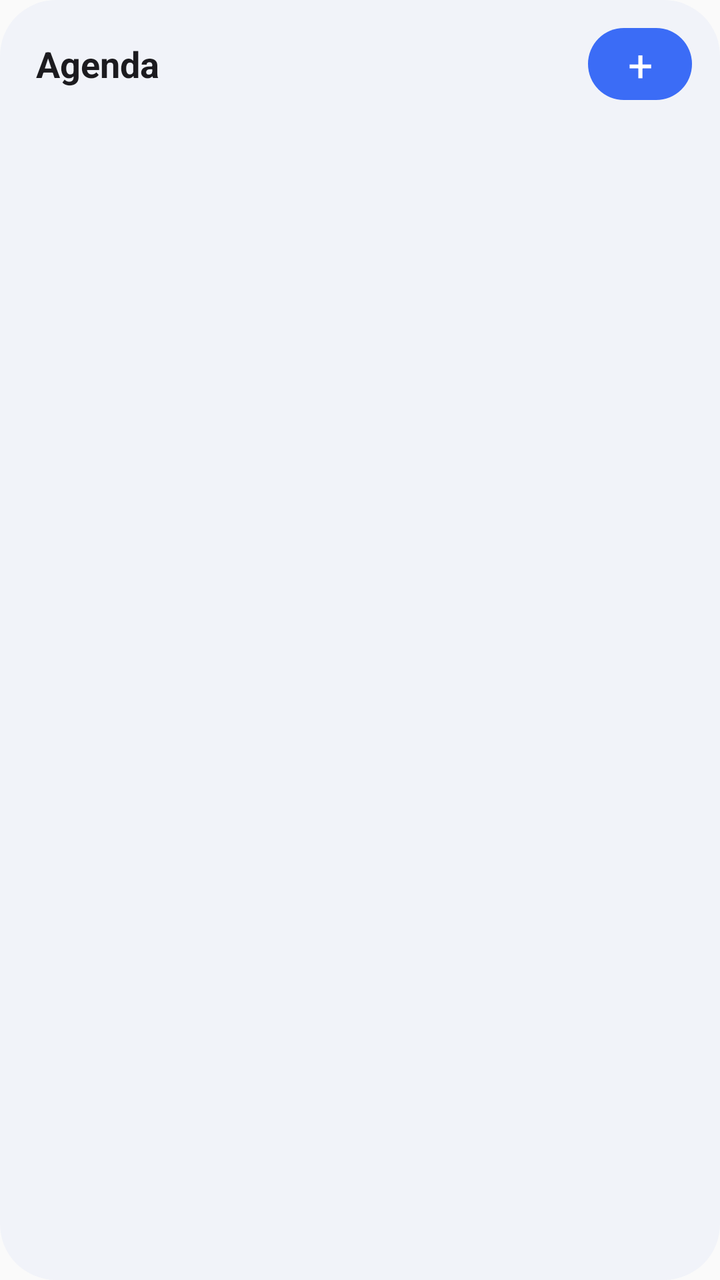
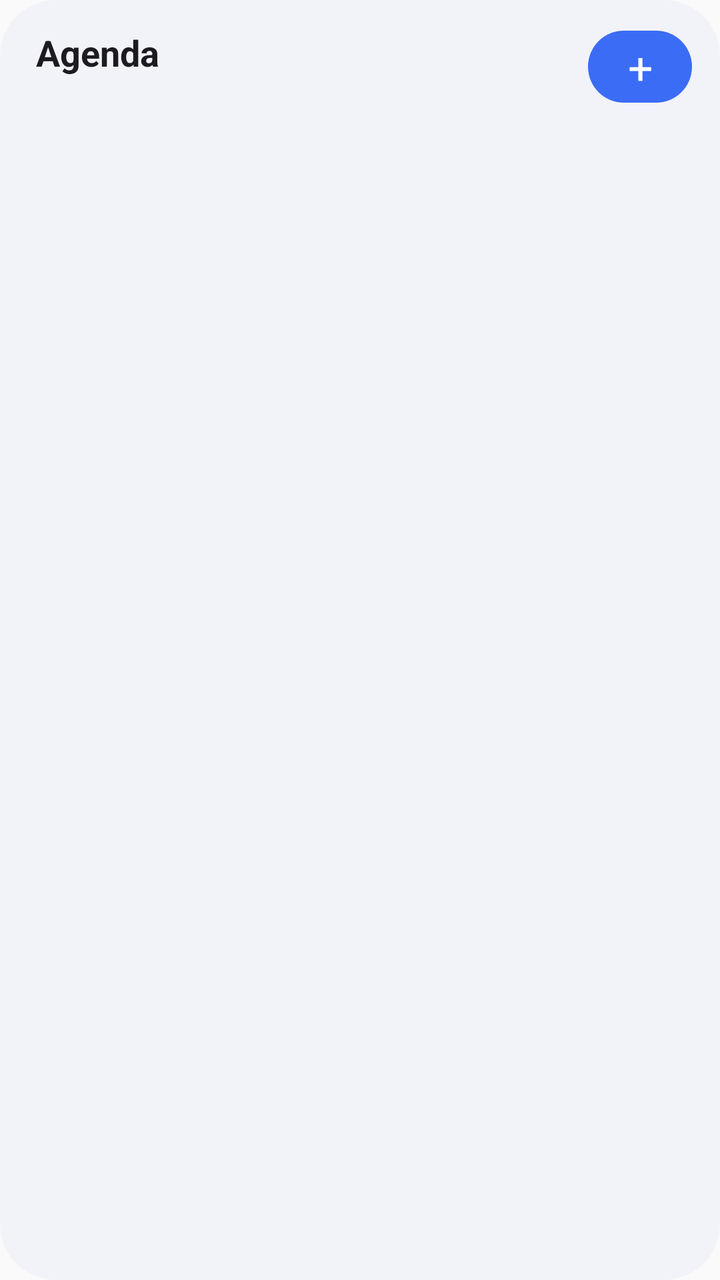

Compare the two renders of this Android layout. The source of the first and the diff that turns it into the second are given below.
<!-- AndroidManifest.xml: application theme AppTheme -->
<!-- res/layout/widget_agenda.xml -->
<?xml version="1.0" encoding="utf-8"?>
<LinearLayout xmlns:android="http://schemas.android.com/apk/res/android"
    android:id="@+id/root"
    android:layout_width="match_parent"
    android:layout_height="match_parent"
    android:orientation="vertical"
    android:padding="14dp"
    android:background="@drawable/ag_bg">
    <LinearLayout android:layout_width="match_parent" android:layout_height="wrap_content"
        android:orientation="horizontal" android:gravity="center_vertical">
        <TextView android:id="@+id/mh" android:layout_width="0dp" android:layout_height="wrap_content" android:layout_weight="1"
            android:layout_marginStart="4dp" android:text="Agenda" android:textColor="@color/ag_text"
            android:textSize="18sp" android:textStyle="bold" android:maxLines="1"/>
        <TextView android:id="@+id/plus" android:layout_width="52dp" android:layout_height="36dp"
            android:background="@drawable/ag_plus" android:gravity="center" android:text="+"
            android:textColor="#FFFFFF" android:textSize="22sp"/>
    </LinearLayout>
    <LinearLayout android:id="@+id/a1" android:layout_width="match_parent" android:layout_height="wrap_content"
        android:orientation="horizontal" android:layout_marginTop="6dp" android:visibility="gone">
        <FrameLayout android:layout_width="44dp" android:layout_height="wrap_content" android:layout_gravity="top">
            <TextView android:id="@+id/a1dt" android:layout_width="38dp" android:layout_height="38dp"
                android:background="@drawable/ag_circle" android:gravity="center" android:textColor="#FFFFFF"
                android:textSize="12sp" android:textStyle="bold" android:visibility="gone"/>
            <TextView android:id="@+id/a1do" android:layout_width="38dp" android:layout_height="wrap_content"
                android:gravity="center" android:textColor="@color/ag_text" android:textSize="12sp"
                android:visibility="gone"/>
        </FrameLayout>
        <FrameLayout android:layout_width="0dp" android:layout_height="wrap_content" android:layout_weight="1">
            <ImageView android:id="@+id/a1bg" android:layout_width="match_parent" android:layout_height="match_parent"
                android:src="@drawable/ag_pill" android:scaleType="fitXY"/>
            <LinearLayout android:layout_width="match_parent" android:layout_height="wrap_content"
                android:orientation="vertical" android:paddingStart="14dp" android:paddingEnd="14dp"
                android:paddingTop="8dp" android:paddingBottom="8dp">
                <TextView android:id="@+id/a1t" android:layout_width="match_parent" android:layout_height="wrap_content"
                    android:textColor="#FFFFFF" android:textSize="13sp" android:textStyle="bold" android:maxLines="1" android:ellipsize="end"/>
                <TextView android:id="@+id/a1s" android:layout_width="match_parent" android:layout_height="wrap_content"
                    android:textColor="#E6FFFFFF" android:textSize="12sp" android:maxLines="1" android:ellipsize="end"/>
            </LinearLayout>
        </FrameLayout>
    </LinearLayout>
    <LinearLayout android:id="@+id/a2" android:layout_width="match_parent" android:layout_height="wrap_content"
        android:orientation="horizontal" android:layout_marginTop="6dp" android:visibility="gone">
        <FrameLayout android:layout_width="44dp" android:layout_height="wrap_content" android:layout_gravity="top">
            <TextView android:id="@+id/a2dt" android:layout_width="38dp" android:layout_height="38dp"
                android:background="@drawable/ag_circle" android:gravity="center" android:textColor="#FFFFFF"
                android:textSize="12sp" android:textStyle="bold" android:visibility="gone"/>
            <TextView android:id="@+id/a2do" android:layout_width="38dp" android:layout_height="wrap_content"
                android:gravity="center" android:textColor="@color/ag_text" android:textSize="12sp"
                android:visibility="gone"/>
        </FrameLayout>
        <FrameLayout android:layout_width="0dp" android:layout_height="wrap_content" android:layout_weight="1">
            <ImageView android:id="@+id/a2bg" android:layout_width="match_parent" android:layout_height="match_parent"
                android:src="@drawable/ag_pill" android:scaleType="fitXY"/>
            <LinearLayout android:layout_width="match_parent" android:layout_height="wrap_content"
                android:orientation="vertical" android:paddingStart="14dp" android:paddingEnd="14dp"
                android:paddingTop="8dp" android:paddingBottom="8dp">
                <TextView android:id="@+id/a2t" android:layout_width="match_parent" android:layout_height="wrap_content"
                    android:textColor="#FFFFFF" android:textSize="13sp" android:textStyle="bold" android:maxLines="1" android:ellipsize="end"/>
                <TextView android:id="@+id/a2s" android:layout_width="match_parent" android:layout_height="wrap_content"
                    android:textColor="#E6FFFFFF" android:textSize="12sp" android:maxLines="1" android:ellipsize="end"/>
            </LinearLayout>
        </FrameLayout>
    </LinearLayout>
    <LinearLayout android:id="@+id/a3" android:layout_width="match_parent" android:layout_height="wrap_content"
        android:orientation="horizontal" android:layout_marginTop="6dp" android:visibility="gone">
        <FrameLayout android:layout_width="44dp" android:layout_height="wrap_content" android:layout_gravity="top">
            <TextView android:id="@+id/a3dt" android:layout_width="38dp" android:layout_height="38dp"
                android:background="@drawable/ag_circle" android:gravity="center" android:textColor="#FFFFFF"
                android:textSize="12sp" android:textStyle="bold" android:visibility="gone"/>
            <TextView android:id="@+id/a3do" android:layout_width="38dp" android:layout_height="wrap_content"
                android:gravity="center" android:textColor="@color/ag_text" android:textSize="12sp"
                android:visibility="gone"/>
        </FrameLayout>
        <FrameLayout android:layout_width="0dp" android:layout_height="wrap_content" android:layout_weight="1">
            <ImageView android:id="@+id/a3bg" android:layout_width="match_parent" android:layout_height="match_parent"
                android:src="@drawable/ag_pill" android:scaleType="fitXY"/>
            <LinearLayout android:layout_width="match_parent" android:layout_height="wrap_content"
                android:orientation="vertical" android:paddingStart="14dp" android:paddingEnd="14dp"
                android:paddingTop="8dp" android:paddingBottom="8dp">
                <TextView android:id="@+id/a3t" android:layout_width="match_parent" android:layout_height="wrap_content"
                    android:textColor="#FFFFFF" android:textSize="13sp" android:textStyle="bold" android:maxLines="1" android:ellipsize="end"/>
                <TextView android:id="@+id/a3s" android:layout_width="match_parent" android:layout_height="wrap_content"
                    android:textColor="#E6FFFFFF" android:textSize="12sp" android:maxLines="1" android:ellipsize="end"/>
            </LinearLayout>
        </FrameLayout>
    </LinearLayout>
    <LinearLayout android:id="@+id/a4" android:layout_width="match_parent" android:layout_height="wrap_content"
        android:orientation="horizontal" android:layout_marginTop="6dp" android:visibility="gone">
        <FrameLayout android:layout_width="44dp" android:layout_height="wrap_content" android:layout_gravity="top">
            <TextView android:id="@+id/a4dt" android:layout_width="38dp" android:layout_height="38dp"
                android:background="@drawable/ag_circle" android:gravity="center" android:textColor="#FFFFFF"
                android:textSize="12sp" android:textStyle="bold" android:visibility="gone"/>
            <TextView android:id="@+id/a4do" android:layout_width="38dp" android:layout_height="wrap_content"
                android:gravity="center" android:textColor="@color/ag_text" android:textSize="12sp"
                android:visibility="gone"/>
        </FrameLayout>
        <FrameLayout android:layout_width="0dp" android:layout_height="wrap_content" android:layout_weight="1">
            <ImageView android:id="@+id/a4bg" android:layout_width="match_parent" android:layout_height="match_parent"
                android:src="@drawable/ag_pill" android:scaleType="fitXY"/>
            <LinearLayout android:layout_width="match_parent" android:layout_height="wrap_content"
                android:orientation="vertical" android:paddingStart="14dp" android:paddingEnd="14dp"
                android:paddingTop="8dp" android:paddingBottom="8dp">
                <TextView android:id="@+id/a4t" android:layout_width="match_parent" android:layout_height="wrap_content"
                    android:textColor="#FFFFFF" android:textSize="13sp" android:textStyle="bold" android:maxLines="1" android:ellipsize="end"/>
                <TextView android:id="@+id/a4s" android:layout_width="match_parent" android:layout_height="wrap_content"
                    android:textColor="#E6FFFFFF" android:textSize="12sp" android:maxLines="1" android:ellipsize="end"/>
            </LinearLayout>
        </FrameLayout>
    </LinearLayout>
    <LinearLayout android:id="@+id/a5" android:layout_width="match_parent" android:layout_height="wrap_content"
        android:orientation="horizontal" android:layout_marginTop="6dp" android:visibility="gone">
        <FrameLayout android:layout_width="44dp" android:layout_height="wrap_content" android:layout_gravity="top">
            <TextView android:id="@+id/a5dt" android:layout_width="38dp" android:layout_height="38dp"
                android:background="@drawable/ag_circle" android:gravity="center" android:textColor="#FFFFFF"
                android:textSize="12sp" android:textStyle="bold" android:visibility="gone"/>
            <TextView android:id="@+id/a5do" android:layout_width="38dp" android:layout_height="wrap_content"
                android:gravity="center" android:textColor="@color/ag_text" android:textSize="12sp"
                android:visibility="gone"/>
        </FrameLayout>
        <FrameLayout android:layout_width="0dp" android:layout_height="wrap_content" android:layout_weight="1">
            <ImageView android:id="@+id/a5bg" android:layout_width="match_parent" android:layout_height="match_parent"
                android:src="@drawable/ag_pill" android:scaleType="fitXY"/>
            <LinearLayout android:layout_width="match_parent" android:layout_height="wrap_content"
                android:orientation="vertical" android:paddingStart="14dp" android:paddingEnd="14dp"
                android:paddingTop="8dp" android:paddingBottom="8dp">
                <TextView android:id="@+id/a5t" android:layout_width="match_parent" android:layout_height="wrap_content"
                    android:textColor="#FFFFFF" android:textSize="13sp" android:textStyle="bold" android:maxLines="1" android:ellipsize="end"/>
                <TextView android:id="@+id/a5s" android:layout_width="match_parent" android:layout_height="wrap_content"
                    android:textColor="#E6FFFFFF" android:textSize="12sp" android:maxLines="1" android:ellipsize="end"/>
            </LinearLayout>
        </FrameLayout>
    </LinearLayout>
    <LinearLayout android:id="@+id/a6" android:layout_width="match_parent" android:layout_height="wrap_content"
        android:orientation="horizontal" android:layout_marginTop="6dp" android:visibility="gone">
        <FrameLayout android:layout_width="44dp" android:layout_height="wrap_content" android:layout_gravity="top">
            <TextView android:id="@+id/a6dt" android:layout_width="38dp" android:layout_height="38dp"
                android:background="@drawable/ag_circle" android:gravity="center" android:textColor="#FFFFFF"
                android:textSize="12sp" android:textStyle="bold" android:visibility="gone"/>
            <TextView android:id="@+id/a6do" android:layout_width="38dp" android:layout_height="wrap_content"
                android:gravity="center" android:textColor="@color/ag_text" android:textSize="12sp"
                android:visibility="gone"/>
        </FrameLayout>
        <FrameLayout android:layout_width="0dp" android:layout_height="wrap_content" android:layout_weight="1">
            <ImageView android:id="@+id/a6bg" android:layout_width="match_parent" android:layout_height="match_parent"
                android:src="@drawable/ag_pill" android:scaleType="fitXY"/>
            <LinearLayout android:layout_width="match_parent" android:layout_height="wrap_content"
                android:orientation="vertical" android:paddingStart="14dp" android:paddingEnd="14dp"
                android:paddingTop="8dp" android:paddingBottom="8dp">
                <TextView android:id="@+id/a6t" android:layout_width="match_parent" android:layout_height="wrap_content"
                    android:textColor="#FFFFFF" android:textSize="13sp" android:textStyle="bold" android:maxLines="1" android:ellipsize="end"/>
                <TextView android:id="@+id/a6s" android:layout_width="match_parent" android:layout_height="wrap_content"
                    android:textColor="#E6FFFFFF" android:textSize="12sp" android:maxLines="1" android:ellipsize="end"/>
            </LinearLayout>
        </FrameLayout>
    </LinearLayout>
    <TextView android:id="@+id/empty" android:layout_width="match_parent" android:layout_height="wrap_content"
        android:layout_marginTop="10dp" android:textColor="@color/ag_muted" android:textSize="13sp" android:visibility="gone"/>
</LinearLayout>
<!-- resources referenced by this layout -->
<resources>
  <color name="ag_muted">#5F6368</color>
  <color name="ag_text">#1C1B1F</color>
  <!-- drawable ag_bg (drawable) -->
  <?xml version="1.0" encoding="utf-8"?>
  <shape xmlns:android="http://schemas.android.com/apk/res/android" android:shape="rectangle">
      <solid android:color="@color/ag_bg"/>
      <corners android:radius="28dp"/>
  </shape>
  <!-- drawable ag_circle (drawable) -->
  <?xml version="1.0" encoding="utf-8"?>
  <shape xmlns:android="http://schemas.android.com/apk/res/android" android:shape="oval">
      <solid android:color="@color/ag_accent"/>
  </shape>
  <!-- drawable ag_pill (drawable) -->
  <?xml version="1.0" encoding="utf-8"?>
  <shape xmlns:android="http://schemas.android.com/apk/res/android" android:shape="rectangle">
      <solid android:color="#FFFFFFFF"/>
      <corners android:radius="16dp"/>
  </shape>
  <!-- drawable ag_plus (drawable) -->
  <?xml version="1.0" encoding="utf-8"?>
  <shape xmlns:android="http://schemas.android.com/apk/res/android" android:shape="rectangle">
      <solid android:color="@color/ag_accent"/>
      <corners android:radius="20dp"/>
  </shape>
  <style name="AppTheme" parent="Theme.AppCompat.Light.DarkActionBar">
          
          <item name="colorPrimary">@color/colorPrimary</item>
          <item name="colorPrimaryDark">@color/colorPrimaryDark</item>
          <item name="colorAccent">@color/colorAccent</item>
      </style>
  <color name="ag_bg">#F1F3F9</color>
  <color name="ag_accent">#3B6CF6</color>
</resources>

<!-- the commit's change to res/layout/widget_agenda.xml (unified diff, before → after) -->
@@ -8,151 +8,23 @@
     android:background="@drawable/ag_bg">
     <LinearLayout android:layout_width="match_parent" android:layout_height="wrap_content"
         android:orientation="horizontal" android:gravity="center_vertical">
-        <TextView android:id="@+id/mh" android:layout_width="0dp" android:layout_height="wrap_content" android:layout_weight="1"
-            android:layout_marginStart="4dp" android:text="Agenda" android:textColor="@color/ag_text"
-            android:textSize="18sp" android:textStyle="bold" android:maxLines="1"/>
+        <LinearLayout android:layout_width="0dp" android:layout_height="wrap_content" android:layout_weight="1"
+            android:orientation="vertical" android:layout_marginStart="4dp">
+            <TextView android:id="@+id/mh" android:layout_width="match_parent" android:layout_height="wrap_content"
+                android:text="Agenda" android:textColor="@color/ag_text" android:textSize="18sp" android:textStyle="bold" android:maxLines="1"/>
+            <TextView android:id="@+id/sub" android:layout_width="match_parent" android:layout_height="wrap_content"
+                android:textColor="@color/ag_muted" android:textSize="11sp" android:maxLines="1" android:ellipsize="end"/>
+        </LinearLayout>
         <TextView android:id="@+id/plus" android:layout_width="52dp" android:layout_height="36dp"
             android:background="@drawable/ag_plus" android:gravity="center" android:text="+"
             android:textColor="#FFFFFF" android:textSize="22sp"/>
     </LinearLayout>
-    <LinearLayout android:id="@+id/a1" android:layout_width="match_parent" android:layout_height="wrap_content"
-        android:orientation="horizontal" android:layout_marginTop="6dp" android:visibility="gone">
-        <FrameLayout android:layout_width="44dp" android:layout_height="wrap_content" android:layout_gravity="top">
-            <TextView android:id="@+id/a1dt" android:layout_width="38dp" android:layout_height="38dp"
-                android:background="@drawable/ag_circle" android:gravity="center" android:textColor="#FFFFFF"
-                android:textSize="12sp" android:textStyle="bold" android:visibility="gone"/>
-            <TextView android:id="@+id/a1do" android:layout_width="38dp" android:layout_height="wrap_content"
-                android:gravity="center" android:textColor="@color/ag_text" android:textSize="12sp"
-                android:visibility="gone"/>
-        </FrameLayout>
-        <FrameLayout android:layout_width="0dp" android:layout_height="wrap_content" android:layout_weight="1">
-            <ImageView android:id="@+id/a1bg" android:layout_width="match_parent" android:layout_height="match_parent"
-                android:src="@drawable/ag_pill" android:scaleType="fitXY"/>
-            <LinearLayout android:layout_width="match_parent" android:layout_height="wrap_content"
-                android:orientation="vertical" android:paddingStart="14dp" android:paddingEnd="14dp"
-                android:paddingTop="8dp" android:paddingBottom="8dp">
-                <TextView android:id="@+id/a1t" android:layout_width="match_parent" android:layout_height="wrap_content"
-                    android:textColor="#FFFFFF" android:textSize="13sp" android:textStyle="bold" android:maxLines="1" android:ellipsize="end"/>
-                <TextView android:id="@+id/a1s" android:layout_width="match_parent" android:layout_height="wrap_content"
-                    android:textColor="#E6FFFFFF" android:textSize="12sp" android:maxLines="1" android:ellipsize="end"/>
-            </LinearLayout>
-        </FrameLayout>
-    </LinearLayout>
-    <LinearLayout android:id="@+id/a2" android:layout_width="match_parent" android:layout_height="wrap_content"
-        android:orientation="horizontal" android:layout_marginTop="6dp" android:visibility="gone">
-        <FrameLayout android:layout_width="44dp" android:layout_height="wrap_content" android:layout_gravity="top">
-            <TextView android:id="@+id/a2dt" android:layout_width="38dp" android:layout_height="38dp"
-                android:background="@drawable/ag_circle" android:gravity="center" android:textColor="#FFFFFF"
-                android:textSize="12sp" android:textStyle="bold" android:visibility="gone"/>
-            <TextView android:id="@+id/a2do" android:layout_width="38dp" android:layout_height="wrap_content"
-                android:gravity="center" android:textColor="@color/ag_text" android:textSize="12sp"
-                android:visibility="gone"/>
-        </FrameLayout>
-        <FrameLayout android:layout_width="0dp" android:layout_height="wrap_content" android:layout_weight="1">
-            <ImageView android:id="@+id/a2bg" android:layout_width="match_parent" android:layout_height="match_parent"
-                android:src="@drawable/ag_pill" android:scaleType="fitXY"/>
-            <LinearLayout android:layout_width="match_parent" android:layout_height="wrap_content"
-                android:orientation="vertical" android:paddingStart="14dp" android:paddingEnd="14dp"
-                android:paddingTop="8dp" android:paddingBottom="8dp">
-                <TextView android:id="@+id/a2t" android:layout_width="match_parent" android:layout_height="wrap_content"
-                    android:textColor="#FFFFFF" android:textSize="13sp" android:textStyle="bold" android:maxLines="1" android:ellipsize="end"/>
-                <TextView android:id="@+id/a2s" android:layout_width="match_parent" android:layout_height="wrap_content"
-                    android:textColor="#E6FFFFFF" android:textSize="12sp" android:maxLines="1" android:ellipsize="end"/>
-            </LinearLayout>
-        </FrameLayout>
-    </LinearLayout>
-    <LinearLayout android:id="@+id/a3" android:layout_width="match_parent" android:layout_height="wrap_content"
-        android:orientation="horizontal" android:layout_marginTop="6dp" android:visibility="gone">
-        <FrameLayout android:layout_width="44dp" android:layout_height="wrap_content" android:layout_gravity="top">
-            <TextView android:id="@+id/a3dt" android:layout_width="38dp" android:layout_height="38dp"
-                android:background="@drawable/ag_circle" android:gravity="center" android:textColor="#FFFFFF"
-                android:textSize="12sp" android:textStyle="bold" android:visibility="gone"/>
-            <TextView android:id="@+id/a3do" android:layout_width="38dp" android:layout_height="wrap_content"
-                android:gravity="center" android:textColor="@color/ag_text" android:textSize="12sp"
-                android:visibility="gone"/>
-        </FrameLayout>
-        <FrameLayout android:layout_width="0dp" android:layout_height="wrap_content" android:layout_weight="1">
-            <ImageView android:id="@+id/a3bg" android:layout_width="match_parent" android:layout_height="match_parent"
-                android:src="@drawable/ag_pill" android:scaleType="fitXY"/>
-            <LinearLayout android:layout_width="match_parent" android:layout_height="wrap_content"
-                android:orientation="vertical" android:paddingStart="14dp" android:paddingEnd="14dp"
-                android:paddingTop="8dp" android:paddingBottom="8dp">
-                <TextView android:id="@+id/a3t" android:layout_width="match_parent" android:layout_height="wrap_content"
-                    android:textColor="#FFFFFF" android:textSize="13sp" android:textStyle="bold" android:maxLines="1" android:ellipsize="end"/>
-                <TextView android:id="@+id/a3s" android:layout_width="match_parent" android:layout_height="wrap_content"
-                    android:textColor="#E6FFFFFF" android:textSize="12sp" android:maxLines="1" android:ellipsize="end"/>
-            </LinearLayout>
-        </FrameLayout>
-    </LinearLayout>
-    <LinearLayout android:id="@+id/a4" android:layout_width="match_parent" android:layout_height="wrap_content"
-        android:orientation="horizontal" android:layout_marginTop="6dp" android:visibility="gone">
-        <FrameLayout android:layout_width="44dp" android:layout_height="wrap_content" android:layout_gravity="top">
-            <TextView android:id="@+id/a4dt" android:layout_width="38dp" android:layout_height="38dp"
-                android:background="@drawable/ag_circle" android:gravity="center" android:textColor="#FFFFFF"
-                android:textSize="12sp" android:textStyle="bold" android:visibility="gone"/>
-            <TextView android:id="@+id/a4do" android:layout_width="38dp" android:layout_height="wrap_content"
-                android:gravity="center" android:textColor="@color/ag_text" android:textSize="12sp"
-                android:visibility="gone"/>
-        </FrameLayout>
-        <FrameLayout android:layout_width="0dp" android:layout_height="wrap_content" android:layout_weight="1">
-            <ImageView android:id="@+id/a4bg" android:layout_width="match_parent" android:layout_height="match_parent"
-                android:src="@drawable/ag_pill" android:scaleType="fitXY"/>
-            <LinearLayout android:layout_width="match_parent" android:layout_height="wrap_content"
-                android:orientation="vertical" android:paddingStart="14dp" android:paddingEnd="14dp"
-                android:paddingTop="8dp" android:paddingBottom="8dp">
-                <TextView android:id="@+id/a4t" android:layout_width="match_parent" android:layout_height="wrap_content"
-                    android:textColor="#FFFFFF" android:textSize="13sp" android:textStyle="bold" android:maxLines="1" android:ellipsize="end"/>
-                <TextView android:id="@+id/a4s" android:layout_width="match_parent" android:layout_height="wrap_content"
-                    android:textColor="#E6FFFFFF" android:textSize="12sp" android:maxLines="1" android:ellipsize="end"/>
-            </LinearLayout>
-        </FrameLayout>
-    </LinearLayout>
-    <LinearLayout android:id="@+id/a5" android:layout_width="match_parent" android:layout_height="wrap_content"
-        android:orientation="horizontal" android:layout_marginTop="6dp" android:visibility="gone">
-        <FrameLayout android:layout_width="44dp" android:layout_height="wrap_content" android:layout_gravity="top">
-            <TextView android:id="@+id/a5dt" android:layout_width="38dp" android:layout_height="38dp"
-                android:background="@drawable/ag_circle" android:gravity="center" android:textColor="#FFFFFF"
-                android:textSize="12sp" android:textStyle="bold" android:visibility="gone"/>
-            <TextView android:id="@+id/a5do" android:layout_width="38dp" android:layout_height="wrap_content"
-                android:gravity="center" android:textColor="@color/ag_text" android:textSize="12sp"
-                android:visibility="gone"/>
-        </FrameLayout>
-        <FrameLayout android:layout_width="0dp" android:layout_height="wrap_content" android:layout_weight="1">
-            <ImageView android:id="@+id/a5bg" android:layout_width="match_parent" android:layout_height="match_parent"
-                android:src="@drawable/ag_pill" android:scaleType="fitXY"/>
-            <LinearLayout android:layout_width="match_parent" android:layout_height="wrap_content"
-                android:orientation="vertical" android:paddingStart="14dp" android:paddingEnd="14dp"
-                android:paddingTop="8dp" android:paddingBottom="8dp">
-                <TextView android:id="@+id/a5t" android:layout_width="match_parent" android:layout_height="wrap_content"
-                    android:textColor="#FFFFFF" android:textSize="13sp" android:textStyle="bold" android:maxLines="1" android:ellipsize="end"/>
-                <TextView android:id="@+id/a5s" android:layout_width="match_parent" android:layout_height="wrap_content"
-                    android:textColor="#E6FFFFFF" android:textSize="12sp" android:maxLines="1" android:ellipsize="end"/>
-            </LinearLayout>
-        </FrameLayout>
-    </LinearLayout>
-    <LinearLayout android:id="@+id/a6" android:layout_width="match_parent" android:layout_height="wrap_content"
-        android:orientation="horizontal" android:layout_marginTop="6dp" android:visibility="gone">
-        <FrameLayout android:layout_width="44dp" android:layout_height="wrap_content" android:layout_gravity="top">
-            <TextView android:id="@+id/a6dt" android:layout_width="38dp" android:layout_height="38dp"
-                android:background="@drawable/ag_circle" android:gravity="center" android:textColor="#FFFFFF"
-                android:textSize="12sp" android:textStyle="bold" android:visibility="gone"/>
-            <TextView android:id="@+id/a6do" android:layout_width="38dp" android:layout_height="wrap_content"
-                android:gravity="center" android:textColor="@color/ag_text" android:textSize="12sp"
-                android:visibility="gone"/>
-        </FrameLayout>
-        <FrameLayout android:layout_width="0dp" android:layout_height="wrap_content" android:layout_weight="1">
-            <ImageView android:id="@+id/a6bg" android:layout_width="match_parent" android:layout_height="match_parent"
-                android:src="@drawable/ag_pill" android:scaleType="fitXY"/>
-            <LinearLayout android:layout_width="match_parent" android:layout_height="wrap_content"
-                android:orientation="vertical" android:paddingStart="14dp" android:paddingEnd="14dp"
-                android:paddingTop="8dp" android:paddingBottom="8dp">
-                <TextView android:id="@+id/a6t" android:layout_width="match_parent" android:layout_height="wrap_content"
-                    android:textColor="#FFFFFF" android:textSize="13sp" android:textStyle="bold" android:maxLines="1" android:ellipsize="end"/>
-                <TextView android:id="@+id/a6s" android:layout_width="match_parent" android:layout_height="wrap_content"
-                    android:textColor="#E6FFFFFF" android:textSize="12sp" android:maxLines="1" android:ellipsize="end"/>
-            </LinearLayout>
-        </FrameLayout>
-    </LinearLayout>
-    <TextView android:id="@+id/empty" android:layout_width="match_parent" android:layout_height="wrap_content"
-        android:layout_marginTop="10dp" android:textColor="@color/ag_muted" android:textSize="13sp" android:visibility="gone"/>
+    <FrameLayout android:layout_width="match_parent" android:layout_height="0dp" android:layout_weight="1"
+        android:layout_marginTop="4dp">
+        <ListView android:id="@+id/list" android:layout_width="match_parent" android:layout_height="match_parent"
+            android:divider="@null" android:dividerHeight="0dp" android:scrollbars="none"
+            android:cacheColorHint="#00000000"/>
+        <TextView android:id="@+id/empty" android:layout_width="match_parent" android:layout_height="wrap_content"
+            android:layout_marginTop="10dp" android:textColor="@color/ag_muted" android:textSize="13sp"/>
+    </FrameLayout>
 </LinearLayout>
<!-- resource entries referenced after the edit -->
@@ -7,17 +7,6 @@
   <shape xmlns:android="http://schemas.android.com/apk/res/android" android:shape="rectangle">
       <solid android:color="@color/ag_bg"/>
       <corners android:radius="28dp"/>
-  </shape>
-  <!-- drawable ag_circle (drawable) -->
-  <?xml version="1.0" encoding="utf-8"?>
-  <shape xmlns:android="http://schemas.android.com/apk/res/android" android:shape="oval">
-      <solid android:color="@color/ag_accent"/>
-  </shape>
-  <!-- drawable ag_pill (drawable) -->
-  <?xml version="1.0" encoding="utf-8"?>
-  <shape xmlns:android="http://schemas.android.com/apk/res/android" android:shape="rectangle">
-      <solid android:color="#FFFFFFFF"/>
-      <corners android:radius="16dp"/>
   </shape>
   <!-- drawable ag_plus (drawable) -->
   <?xml version="1.0" encoding="utf-8"?>
